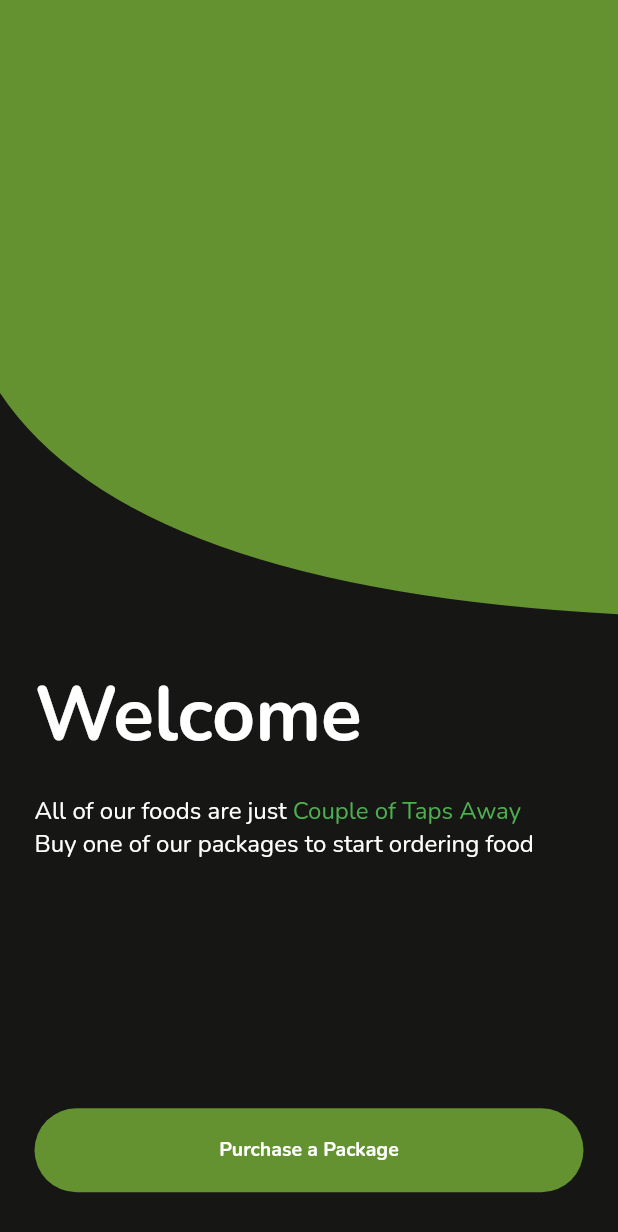
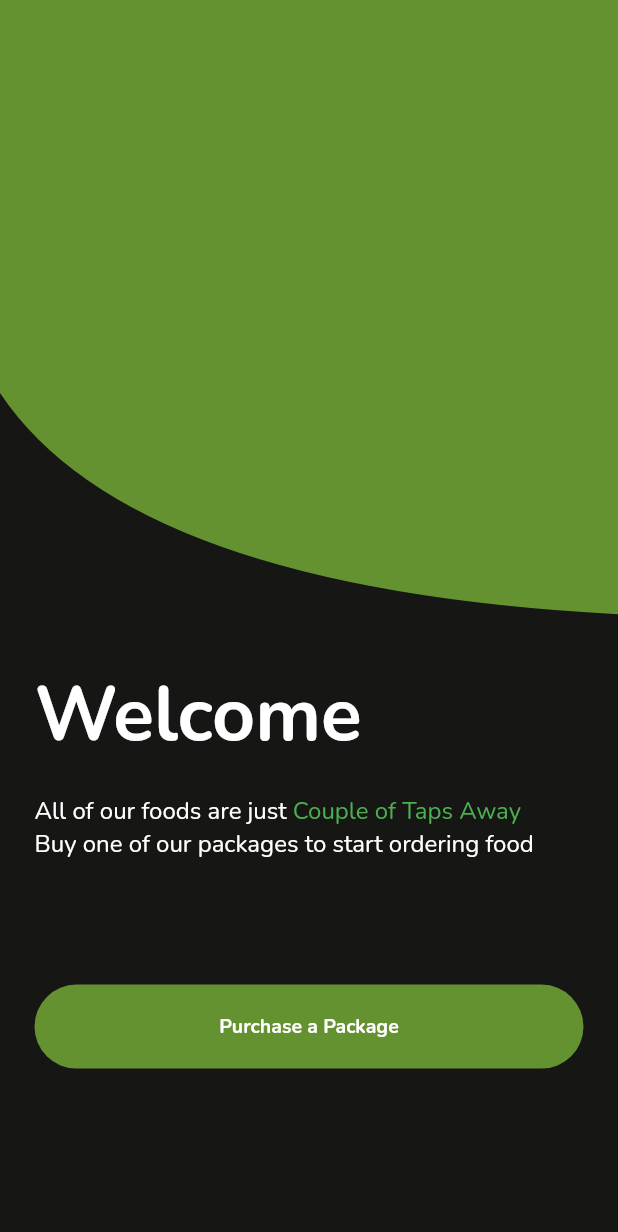
Before and after one commit to m-tanik/flutter_meal_app, a Flutter app: the screen it shows after launch, on a phone screen of 412 x 824 dp. Shown: the top 1232 px of the screen. Run offline on Flutter 3.47's test engine with Material 2 defaults, Android fonts, the phone set to English and light mode, and no system bars; our stand-ins replace flutter_slidable, flutter_svg, shared_preferences.

Commit message:
minor bug fixes

```diff
--- a/lib/screens/Edit profile/edit_profile_2.dart
+++ b/lib/screens/Edit profile/edit_profile_2.dart
@@ -44,7 +44,7 @@ class _EditProfileNameState extends State<EditProfileName> {
                 ),
               ),
               SizedBox(
-                height: MediaQuery.of(context).size.height / 6,
+                height: MediaQuery.of(context).size.height / 20,
               ),
               Container(
                 child: Column(
--- a/lib/screens/welcome_message/welcome_message_screen.dart
+++ b/lib/screens/welcome_message/welcome_message_screen.dart
@@ -54,7 +54,7 @@ class WelcomeMessage extends StatelessWidget {
                     style: TextStyle(fontSize: 16),
                   ),
                   SizedBox(
-                    height: MediaQuery.of(context).size.height / 5,
+                    height: MediaQuery.of(context).size.height / 10,
                   ),
                   FillButton(
                     onPressed: () {
```
